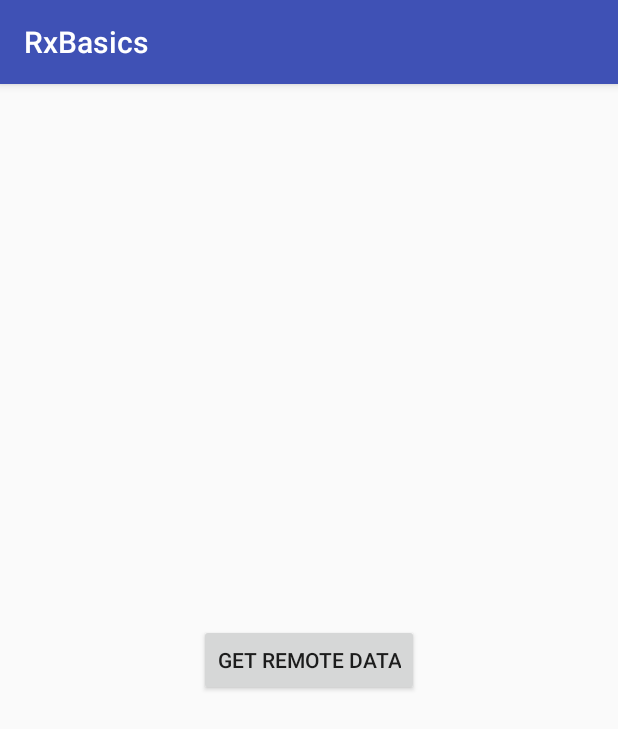
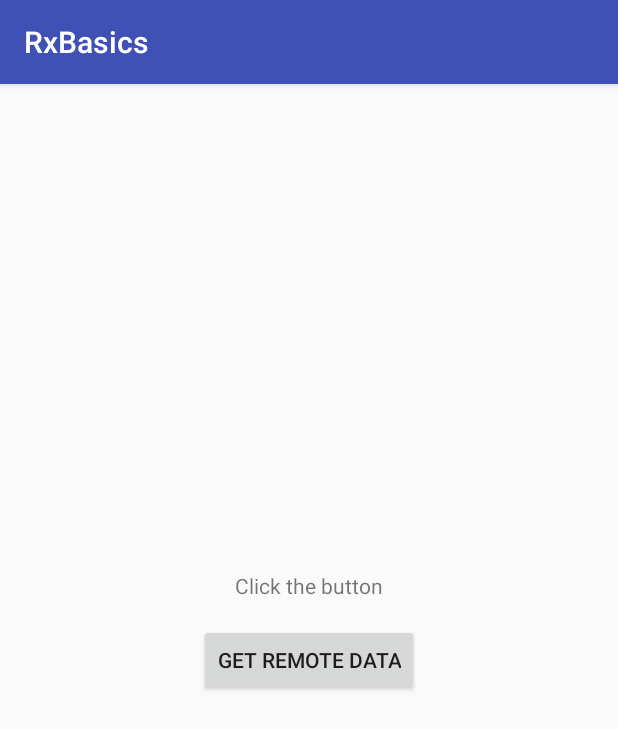
Before and after one commit to DrankoLQ/RxBasics, an Android app: the screen it shows after launch (MainActivity), on a phone screen of 412 x 824 dp. Shown: the top 729 px of the screen. Run offline under Robolectric (Android 15) with nearby library versions, the phone set to English and light mode, and no system bars; our stand-ins replace ButterKnife, RxJava; 2 statements that could not run were skipped.

Commit message:
Add textView to show fetch process

```diff
--- a/app/src/main/java/com/daniellq/rxbasics/MainActivity.kt
+++ b/app/src/main/java/com/daniellq/rxbasics/MainActivity.kt
@@ -3,6 +3,7 @@ package com.daniellq.rxbasics
 import android.os.Bundle
 import android.support.v7.app.AppCompatActivity
 import android.widget.Button
+import android.widget.TextView
 import android.widget.Toast
 import butterknife.BindView
 import butterknife.ButterKnife
@@ -16,6 +17,8 @@ import io.reactivex.schedulers.Schedulers
 class MainActivity : AppCompatActivity() {
     @BindView(R.id.btnGetData)
     lateinit var btnGetData: Button
+    @BindView(R.id.fetchStatus)
+    lateinit var fetchStatus: TextView
 
     val restApi: ApiService = ApiClient().getApiService()
 
@@ -24,11 +27,13 @@ class MainActivity : AppCompatActivity() {
         setContentView(R.layout.activity_main)
         ButterKnife.bind(this)
         btnGetData.setOnClickListener {
+            fetchStatus.text = "Loading data..."
             getUser()
                     .subscribeOn(Schedulers.io())
                     .observeOn(AndroidSchedulers.mainThread())
                     .subscribe(
                             { user ->
+                                fetchStatus.text = "Loaded!"
                                 Toast.makeText(this, "${user.name} - ${user.bio}", Toast.LENGTH_SHORT).show()
                             },
                             { e ->
@@ -47,6 +52,5 @@ class MainActivity : AppCompatActivity() {
                 subscriber.onError(Throwable(response.message()))
             }
         }
-
     }
 }
--- a/app/src/main/res/layout/activity_main.xml
+++ b/app/src/main/res/layout/activity_main.xml
@@ -5,6 +5,18 @@
     android:layout_width="match_parent"
     android:layout_height="match_parent"
     tools:context="com.daniellq.rxbasics.MainActivity">
+
+    <TextView
+        android:id="@+id/fetchStatus"
+        android:layout_width="wrap_content"
+        android:layout_height="wrap_content"
+        android:layout_marginBottom="16dp"
+        android:layout_marginEnd="8dp"
+        android:layout_marginStart="8dp"
+        android:text="Click the button"
+        app:layout_constraintBottom_toTopOf="@+id/btnGetData"
+        app:layout_constraintEnd_toEndOf="parent"
+        app:layout_constraintStart_toStartOf="parent" />
 
     <Button
         android:id="@+id/btnGetData"
```
